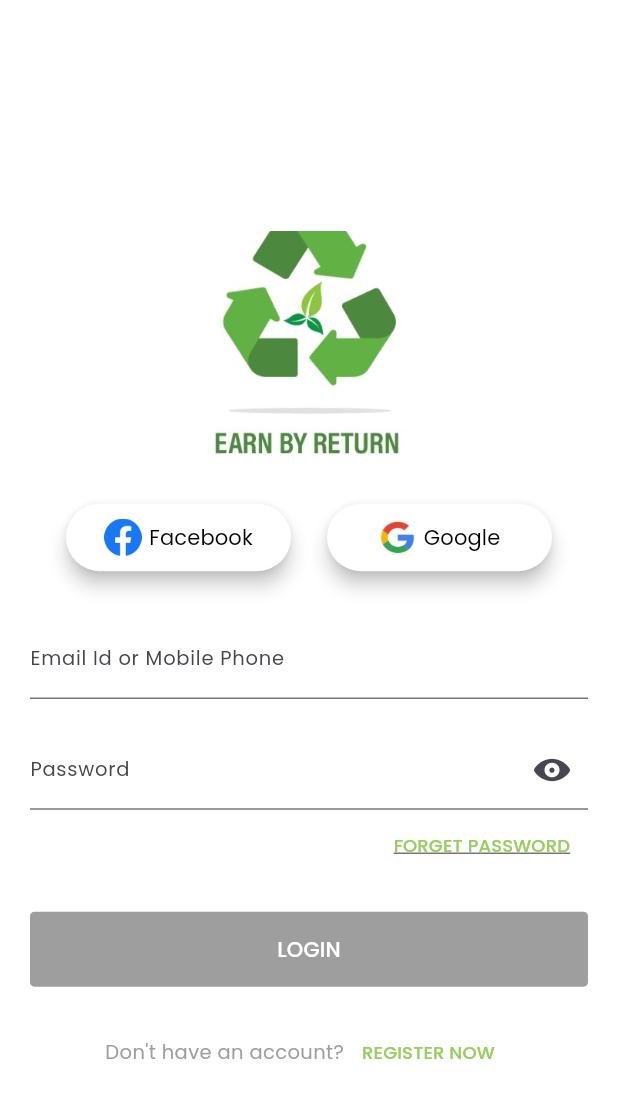
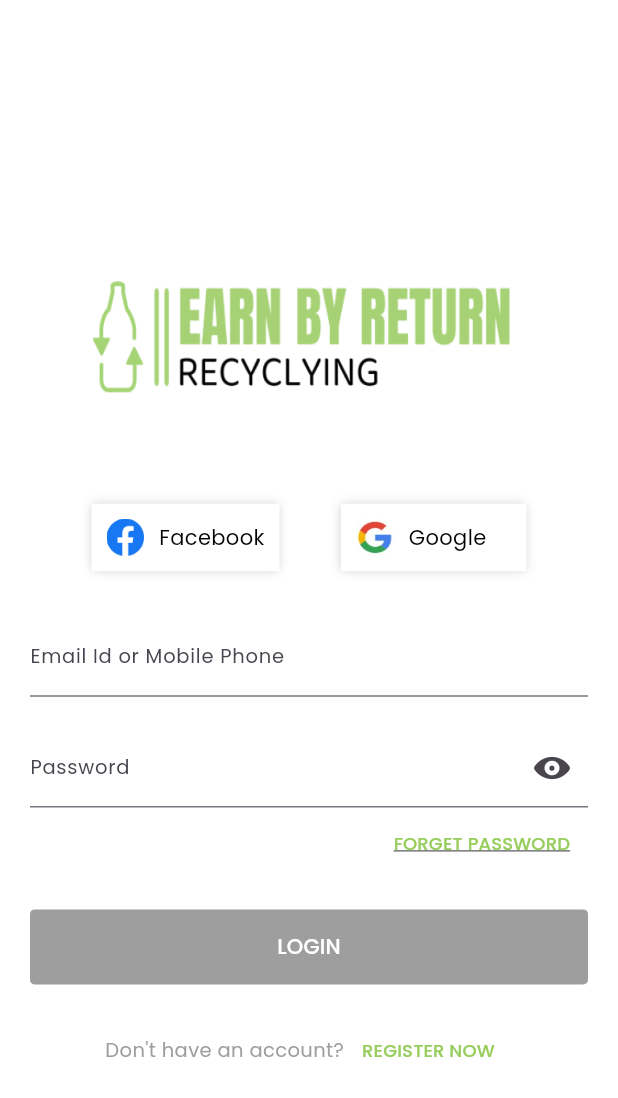
Before and after one commit to joeshaker/EarnByReturnUpdate, a Flutter app: the screen it shows after launch, after a tap on "Next", after a tap on "skip", on a phone screen of 412 x 824 dp. Shown: the top 1098 px of the screen. Run offline on Flutter 3.47's test engine with Material 3 defaults, Android fonts, the phone set to English and light mode, and no system bars; our stand-ins replace bloc, conditional_builder_null_safety, dio, fl_chart, flutter_bloc, flutter_map and 8 more; missing offline and left inert: baseflow_plugin_template, flutter_map_location_marker, flutter_verification_code, map_launcher, qr_code_scanner; accounts and stored records are empty; network calls fail.

Commit message:
final_update01S

```diff
--- a/lib/modules/Redeem/Redeem.dart
+++ b/lib/modules/Redeem/Redeem.dart
@@ -63,7 +63,8 @@ class _RedeemscreenState extends State<Redeemscreen> {
                   ),
                 ),
                 Container(
-                  height: MediaQuery.of(context).size.height / 1.43,
+                  height: MediaQuery.of(context).size.height / 1.53,
+
                   child: Padding(
                     padding: const EdgeInsets.all(2.0),
                     child: GridView.builder(
@@ -101,7 +102,6 @@ class _RedeemscreenState extends State<Redeemscreen> {
   Widget _buildItem(BuildContext context, UserData userData) {
     return Container(
       width: 100,
-      height: 215,
       margin: EdgeInsets.all(10),
       decoration: BoxDecoration(
         color: Colors.grey[200],
@@ -109,12 +109,13 @@ class _RedeemscreenState extends State<Redeemscreen> {
       ),
       child: Column(
         crossAxisAlignment: CrossAxisAlignment.center,
-        mainAxisAlignment: MainAxisAlignment.center,
+        mainAxisAlignment: MainAxisAlignment.spaceAround,
         children: [
           Container(
             width: 190,
-            height: 200,
+            height: 140,
             decoration: BoxDecoration(
+
               borderRadius: BorderRadius.circular(20),
             ),
             child: Padding(
@@ -134,7 +135,6 @@ class _RedeemscreenState extends State<Redeemscreen> {
               ),
             ),
           ),
-          SizedBox(height: 5),
           Padding(
             padding: const EdgeInsets.all(8.0),
             child: Text(
--- a/lib/modules/login/login_screen.dart
+++ b/lib/modules/login/login_screen.dart
@@ -86,10 +86,10 @@ class LoginScreen extends StatelessWidget {
                       children: [
                         Container(
                             height: 150,
-                            width: 150,
+                            width: MediaQuery.of(context).size.width*0.7,
                             child: Image(
-                                fit: BoxFit.cover,
-                                image: AssetImage('assets/images/logo.jpg'))),
+                                fit: BoxFit.contain,
+                                image: AssetImage('assets/images/logo.png'))),
                         SizedBox(
                           height: 30,
                         ),
@@ -97,9 +97,12 @@ class LoginScreen extends StatelessWidget {
                           mainAxisAlignment: MainAxisAlignment.spaceEvenly,
                           children: [
                             elevatedButtonWithPic(
+                                context: context,
+
                                 text: "Facebook",
                                 image: "assets/images/facebook.jpg"),
                             elevatedButtonWithPic(
+                              context: context,
                                 text: "Google",
                                 image: "assets/images/google.jpg"),
                           ],
@@ -140,7 +143,7 @@ class LoginScreen extends StatelessWidget {
                         defaultTextForm(
                           controller: passwordController,
                           label: "Password",
-                          hintText: 'ENTER YOUR Password',
+                          hintText: '',
                           isPassword: LoginCubit.get(context).passwordVisable,
                           suffixicon: LoginCubit.get(context).suffix,
                           type: TextInputType.visiblePassword,
--- a/lib/modules/on_boarding/on_boarding.dart
+++ b/lib/modules/on_boarding/on_boarding.dart
@@ -65,7 +65,6 @@ class _OnBoardingScreenState extends State<OnBoardingScreen> {
       body: Padding(
         padding: const EdgeInsets.all(20),
         child: Column(
-
           children: [
             Expanded(
               child: PageView.builder(
@@ -151,8 +150,9 @@ class _OnBoardingScreenState extends State<OnBoardingScreen> {
         height: 40,
       ),
       Container(
-        height: 300,
-        width: 300,
+        width: MediaQuery.of(context).size.width * 0.8,
+        height: MediaQuery.of(context).size.height * 0.4,
+        // width: 300,
         child:
         Image(fit: BoxFit.cover, image: AssetImage('${model.image}')),
       ),
--- a/lib/shared/component/component/components.dart
+++ b/lib/shared/component/component/components.dart
@@ -227,6 +227,7 @@ Color chooseToastColor({required ToastStates state}) {
 }
 Widget elevatedButtonWithPic(
 {
+  required BuildContext context,
   required  String image,
   required  String text,
 
@@ -234,26 +235,33 @@ Widget elevatedButtonWithPic(
     )
 {
 
-  return  ElevatedButton(
-      style: ButtonStyle(
-          backgroundColor:MaterialStateProperty.all(Colors.white) ,
-          elevation: MaterialStateProperty.all(5.0),
-          fixedSize: MaterialStateProperty.all(Size(150, 45)),
-          padding: MaterialStateProperty.all(
-               EdgeInsets.all(7.0)),
-          overlayColor: MaterialStateProperty.all(Colors.grey[100])
+  return  Container(
+    constraints:BoxConstraints(
+      minWidth:  MediaQuery.of(context).size.width*0.3
+
+    ) ,
+    padding: EdgeInsets.all(10),
+    decoration: BoxDecoration(color: Colors.white,
+
+          boxShadow: [
+
+            BoxShadow(color: Colors.grey.withOpacity(0.5),
+            blurRadius: 5,
             ),
-      onPressed: () {},
-      child:  Row(
+
+
+        ]
+    ),
+    child: Row(
       crossAxisAlignment: CrossAxisAlignment.center,
-        mainAxisAlignment: MainAxisAlignment.center,
+      mainAxisAlignment: MainAxisAlignment.start,
       children: [
         Image(image: AssetImage(image),
           height: 25,
           fit: BoxFit.fill,
           width: 25,),
         SizedBox(
-            width: 5,
+          width: 10,
         ),
         Text(
             style: TextStyle(
@@ -262,7 +270,8 @@ Widget elevatedButtonWithPic(
             ),
             text)
       ],
-      ));
+    ),
+  );
 }
 
 class mapItems{
```
Also changed, not shown: assets/images/logo.png. Lines whose indentation alone changed are shown as unchanged.
